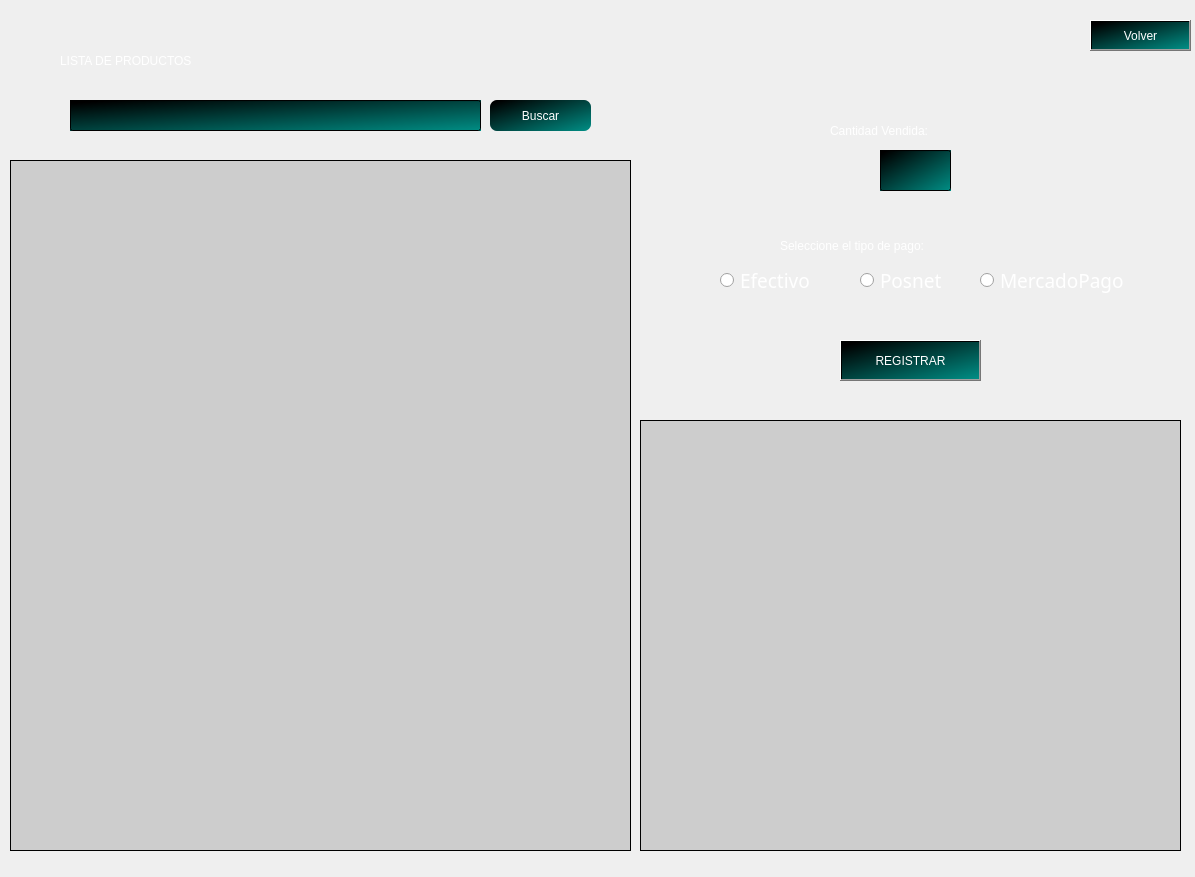
Before: the Qt Designer form ventanas/registrar_ventas_autorizado.ui in LautaroRomero21/Proyecto-CRUD-para-empresa-chica, drawn with Qt 5.
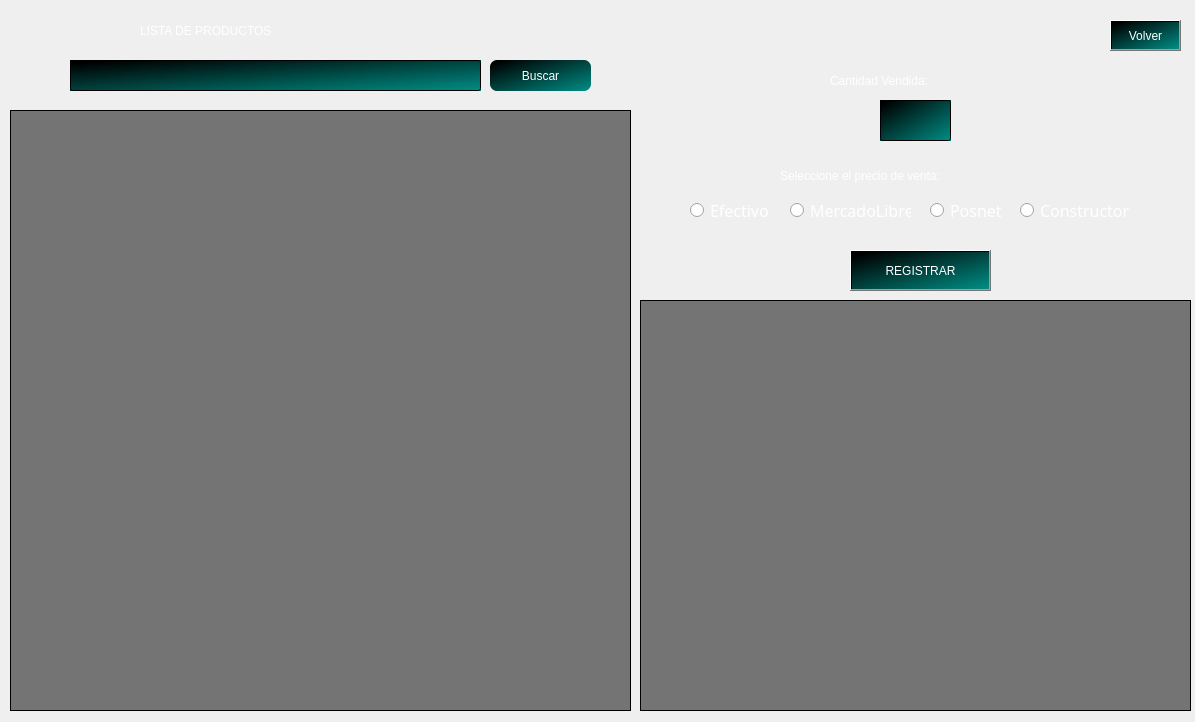
After: the same form once the commit is applied. Icons and pictures are not drawn.

Commit message: agrego de precios/costos con impuestos y aumentos

What changed in the file:
```diff
--- a/ventanas/registrar_ventas_autorizado.ui
+++ b/ventanas/registrar_ventas_autorizado.ui
@@ -7,19 +7,19 @@
     <x>0</x>
     <y>0</y>
     <width>1195</width>
-    <height>877</height>
+    <height>722</height>
    </rect>
   </property>
   <property name="minimumSize">
    <size>
     <width>1195</width>
-    <height>877</height>
+    <height>722</height>
    </size>
   </property>
   <property name="maximumSize">
    <size>
     <width>1195</width>
-    <height>877</height>
+    <height>722</height>
    </size>
   </property>
   <property name="windowTitle">
@@ -34,19 +34,19 @@
      <x>0</x>
      <y>0</y>
      <width>1195</width>
-     <height>877</height>
+     <height>722</height>
     </rect>
    </property>
    <property name="minimumSize">
     <size>
      <width>1195</width>
-     <height>877</height>
+     <height>722</height>
     </size>
    </property>
    <property name="maximumSize">
     <size>
      <width>1195</width>
-     <height>877</height>
+     <height>722</height>
     </size>
    </property>
    <property name="styleSheet">
@@ -81,12 +81,13 @@
 QRadioButton{
 color: #fff;
 background-color: none;
-font: 57 14pt &quot;Yu Gothic Medium&quot;;
+font: 57 12pt &quot;Yu Gothic Medium&quot;;
 }
 QTreeView{
-	background-color: qlineargradient(spread:pad, x1:0, y1:0, x2:1, y2:0, stop:1 rgba(163, 163, 163, 113));
+	background-color: qlineargradient(spread:pad, x1:0, y1:0, x2:1, y2:0, stop:1 rgba(45, 45, 45, 162));
 color: #000;
 border: 1px solid #000;
+font-size: 13px;
 }
 QHeaderView::section {
 color: #000;
@@ -100,8 +101,8 @@
     <property name="geometry">
      <rect>
       <x>830</x>
-      <y>120</y>
-      <width>181</width>
+      <y>70</y>
+      <width>161</width>
       <height>21</height>
      </rect>
     </property>
@@ -119,7 +120,7 @@
     <property name="geometry">
      <rect>
       <x>690</x>
-      <y>190</y>
+      <y>140</y>
       <width>451</width>
       <height>31</height>
      </rect>
@@ -141,7 +142,7 @@
     <property name="geometry">
      <rect>
       <x>780</x>
-      <y>230</y>
+      <y>160</y>
       <width>271</width>
       <height>31</height>
      </rect>
@@ -153,22 +154,22 @@
 background: none;</string>
     </property>
     <property name="text">
-     <string>Seleccione el tipo de pago:</string>
+     <string>Seleccione el precio de venta:</string>
     </property>
    </widget>
    <widget class="QRadioButton" name="eleccion_efectivo">
     <property name="geometry">
      <rect>
-      <x>720</x>
-      <y>260</y>
-      <width>91</width>
+      <x>690</x>
+      <y>190</y>
+      <width>81</width>
       <height>41</height>
      </rect>
     </property>
     <property name="font">
      <font>
       <family>Yu Gothic Medium</family>
-      <pointsize>14</pointsize>
+      <pointsize>12</pointsize>
       <weight>7</weight>
       <italic>false</italic>
       <bold>false</bold>
@@ -184,16 +185,16 @@
    <widget class="QRadioButton" name="eleccion_mercadopago">
     <property name="geometry">
      <rect>
-      <x>980</x>
-      <y>260</y>
-      <width>151</width>
+      <x>790</x>
+      <y>190</y>
+      <width>121</width>
       <height>41</height>
      </rect>
     </property>
     <property name="font">
      <font>
       <family>Yu Gothic Medium</family>
-      <pointsize>14</pointsize>
+      <pointsize>12</pointsize>
       <weight>7</weight>
       <italic>false</italic>
       <bold>false</bold>
@@ -203,14 +204,14 @@
      <string notr="true"/>
     </property>
     <property name="text">
-     <string>MercadoPago</string>
+     <string>MercadoLibre</string>
     </property>
    </widget>
    <widget class="QLineEdit" name="input_cantidad_vendida">
     <property name="geometry">
      <rect>
       <x>880</x>
-      <y>150</y>
+      <y>100</y>
       <width>71</width>
       <height>41</height>
      </rect>
@@ -234,37 +235,18 @@
      <bool>false</bool>
     </property>
    </widget>
-   <widget class="QPushButton" name="boton_volver">
-    <property name="geometry">
-     <rect>
-      <x>1090</x>
-      <y>20</y>
-      <width>101</width>
-      <height>31</height>
-     </rect>
-    </property>
-    <property name="cursor">
-     <cursorShape>PointingHandCursor</cursorShape>
-    </property>
-    <property name="styleSheet">
-     <string notr="true"/>
-    </property>
-    <property name="text">
-     <string>Volver</string>
-    </property>
-   </widget>
    <widget class="QTreeView" name="treeview_productos">
     <property name="geometry">
      <rect>
       <x>10</x>
-      <y>160</y>
+      <y>110</y>
       <width>621</width>
-      <height>691</height>
+      <height>601</height>
      </rect>
     </property>
     <property name="font">
      <font>
-      <pointsize>13</pointsize>
+      <pointsize>-1</pointsize>
      </font>
     </property>
     <property name="styleSheet">
@@ -277,16 +259,16 @@
    <widget class="QRadioButton" name="eleccion_posnet">
     <property name="geometry">
      <rect>
-      <x>860</x>
-      <y>260</y>
-      <width>91</width>
+      <x>930</x>
+      <y>190</y>
+      <width>71</width>
       <height>41</height>
      </rect>
     </property>
     <property name="font">
      <font>
       <family>Yu Gothic Medium</family>
-      <pointsize>14</pointsize>
+      <pointsize>12</pointsize>
       <weight>7</weight>
       <italic>false</italic>
       <bold>false</bold>
@@ -302,8 +284,8 @@
    <widget class="QPushButton" name="boton_registrar_venta">
     <property name="geometry">
      <rect>
-      <x>840</x>
-      <y>340</y>
+      <x>850</x>
+      <y>250</y>
       <width>141</width>
       <height>41</height>
      </rect>
@@ -322,7 +304,7 @@
     <property name="geometry">
      <rect>
       <x>690</x>
-      <y>300</y>
+      <y>220</y>
       <width>451</width>
       <height>31</height>
      </rect>
@@ -343,14 +325,14 @@
     <property name="geometry">
      <rect>
       <x>640</x>
-      <y>420</y>
-      <width>541</width>
-      <height>431</height>
+      <y>300</y>
+      <width>551</width>
+      <height>411</height>
      </rect>
     </property>
     <property name="font">
      <font>
-      <pointsize>13</pointsize>
+      <pointsize>-1</pointsize>
      </font>
     </property>
     <property name="styleSheet">
@@ -363,10 +345,10 @@
    <widget class="QLabel" name="producto_no_encontrado">
     <property name="geometry">
      <rect>
-      <x>160</x>
-      <y>130</y>
-      <width>231</width>
-      <height>31</height>
+      <x>190</x>
+      <y>90</y>
+      <width>181</width>
+      <height>16</height>
      </rect>
     </property>
     <property name="styleSheet">
@@ -381,9 +363,9 @@
    <widget class="QLabel" name="label">
     <property name="geometry">
      <rect>
-      <x>60</x>
-      <y>40</y>
-      <width>491</width>
+      <x>140</x>
+      <y>10</y>
+      <width>361</width>
       <height>41</height>
      </rect>
     </property>
@@ -400,7 +382,7 @@
     <property name="geometry">
      <rect>
       <x>490</x>
-      <y>100</y>
+      <y>60</y>
       <width>101</width>
       <height>31</height>
      </rect>
@@ -419,7 +401,7 @@
     <property name="geometry">
      <rect>
       <x>70</x>
-      <y>100</y>
+      <y>60</y>
       <width>411</width>
       <height>31</height>
      </rect>
@@ -434,6 +416,50 @@
      <set>Qt::AlignCenter</set>
     </property>
    </widget>
+   <widget class="QPushButton" name="boton_volver">
+    <property name="geometry">
+     <rect>
+      <x>1110</x>
+      <y>20</y>
+      <width>71</width>
+      <height>31</height>
+     </rect>
+    </property>
+    <property name="cursor">
+     <cursorShape>PointingHandCursor</cursorShape>
+    </property>
+    <property name="styleSheet">
+     <string notr="true"/>
+    </property>
+    <property name="text">
+     <string>Volver</string>
+    </property>
+   </widget>
+   <widget class="QRadioButton" name="eleccion_constructor">
+    <property name="geometry">
+     <rect>
+      <x>1020</x>
+      <y>190</y>
+      <width>111</width>
+      <height>41</height>
+     </rect>
+    </property>
+    <property name="font">
+     <font>
+      <family>Yu Gothic Medium</family>
+      <pointsize>12</pointsize>
+      <weight>7</weight>
+      <italic>false</italic>
+      <bold>false</bold>
+     </font>
+    </property>
+    <property name="styleSheet">
+     <string notr="true"/>
+    </property>
+    <property name="text">
+     <string>Constructor</string>
+    </property>
+   </widget>
   </widget>
  </widget>
  <resources>
```
Left out of the diff: 14 changed lines with no effect on the pictures. The commit also changes 50 other files.
